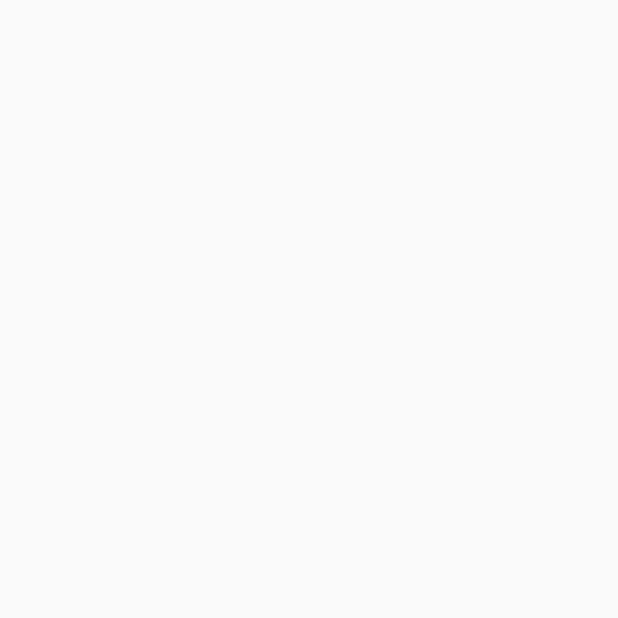
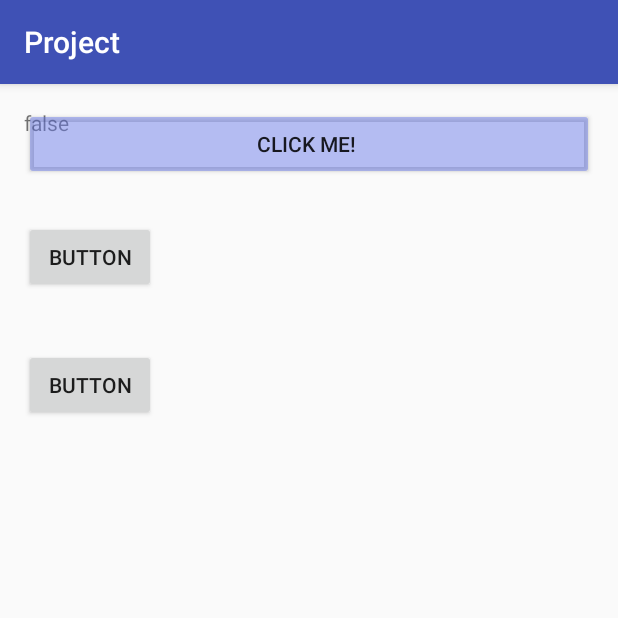
Before and after one commit to paulinaberger/Jan23Sample, an Android app: the screen it shows after launch (MainActivity), on a phone screen of 412 x 824 dp, the top half of it. Before the commit the part shown is empty. Run offline under Robolectric (Android 15) with nearby library versions, the phone set to English and light mode, and no system bars.

Commit message:
Commiting changes that we're doing - adding first activity from scratch

```diff
--- a/app/build.gradle
+++ b/app/build.gradle
@@ -26,4 +26,5 @@ dependencies {
     })
     compile 'com.android.support:appcompat-v7:25.1.0'
     testCompile 'junit:junit:4.12'
+    compile 'com.google.android.gms:play-services-appindexing:8.4.0'
 }
--- a/app/src/main/AndroidManifest.xml
+++ b/app/src/main/AndroidManifest.xml
@@ -18,7 +18,11 @@
 
         </activity>
         <activity android:name=".SecondActivity">
-        </activity>
+        </activity><!-- ATTENTION: This was auto-generated to add Google Play services to your project for
+     App Indexing.  See https://g.co/AppIndexing/AndroidStudio for more information. -->
+        <meta-data
+            android:name="com.google.android.gms.version"
+            android:value="@integer/google_play_services_version" />
     </application>
 
 </manifest>
--- a/app/src/main/java/org/mdsd2016/android/newproject/MainActivity.java
+++ b/app/src/main/java/org/mdsd2016/android/newproject/MainActivity.java
@@ -1,19 +1,159 @@
 package org.mdsd2016.android.newproject;
 
 import android.app.Activity;
+import android.content.Intent;
+import android.icu.text.LocaleDisplayNames;
+import android.net.Uri;
 import android.os.PersistableBundle;
 import android.support.v7.app.AppCompatActivity;
 import android.os.Bundle;
+import android.util.Log;
+import android.view.View;
+import android.widget.Button;
+import android.widget.EditText;
+import android.widget.Toast;
 
+import com.google.android.gms.appindexing.Action;
+import com.google.android.gms.appindexing.AppIndex;
+import com.google.android.gms.appindexing.Thing;
+import com.google.android.gms.common.api.GoogleApiClient;
+
+/**
+ * Created by paulinaberger on 2017-01-23.
+ */
+
+public class MainActivity extends AppCompatActivity implements View.OnClickListener {
+
+    private static final String TAG = MainActivity.class.getSimpleName();
     /**
-     * Created by paulinaberger on 2017-01-23.
+     * ATTENTION: This was auto-generated to implement the App Indexing API.
+     * See https://g.co/AppIndexing/AndroidStudio for more information.
      */
+    //private static final String TAG ="My MainActivity is running";
 
-    public class MainActivity extends Activity {
-        @Override
-        public void onCreate(Bundle savedInstanceState, PersistableBundle persistentState) {
-            super.onCreate(savedInstanceState, persistentState);
 
-            setContentView(R.layout.activity_main2);
+    @Override
+    protected void onCreate(Bundle savedInstanceState) {
+        super.onCreate(savedInstanceState);
+
+        setContentView(R.layout.activity_main);
+
+//       Button btnStartActivity = (Button) findViewById(R.id.btn_main_activity_start_activity);
+//       btnStartActivity.setOnClickListener();
+
+        Button btnStartActivity = (Button) findViewById(R.id.btn_main_activity_start_activity);
+        btnStartActivity.setOnClickListener(this);
+//            @Override
+//            public void onClick(View v) {
+//                 Log.d(MainActivity.TAG, "A POTATO JUST EXPLODED");
+//            }
+//        });
+
+
+        Button btnStartActivity2 = (Button) findViewById(R.id.BUTTON2);
+        btnStartActivity2.setOnClickListener(this);
+//            @Override
+//            public void onClick(View v) {
+//                final int d = Log.d(MainActivity.TAG, "BUTTON 2 HAS BEEN CLICKED");
+//
+//                Intent intent = new Intent(getApplicationContext(), SecondActivity.class);
+//                startActivity(intent);
+//            }
+//        });
+
+
+//        Button btnStartActivity3 = (Button) findViewById(R.id.BUTTON3);
+//        btnStartActivity3.setOnClickListener(new View.OnClickListener() {
+//            @Override
+//            public void onClick(View v) {
+//                Log.d(MainActivity.TAG, "Third button has been clicked");
+//
+//                Intent intent2 = new Intent(getApplicationContext(), ThirdActivity.class);
+//                startActivity(intent2);
+//
+//
+//            }
+//        });
+
+        Toast.makeText(this, "onCreate", Toast.LENGTH_SHORT).show();
+        Log.d(MainActivity.TAG, "In-onCreate()");
+
+    }
+
+
+    @Override
+    protected void onStart() {
+        super.onStart();// ATTENTION: This was auto-generated to implement the App Indexing API.
+    }
+
+    @Override
+    protected void onResume() {
+        super.onResume();
+        Toast.makeText(this, "onResume", Toast.LENGTH_SHORT).show();
+        Log.d(MainActivity.TAG, "In-onResume()");
+
+
+    }
+
+    @Override
+    protected void onPause() {
+        super.onPause();
+        Toast.makeText(this, "onPause", Toast.LENGTH_SHORT).show();
+
+    }
+
+    @Override
+    protected void onDestroy() {
+        super.onDestroy();
+        Toast.makeText(this, "onDestroy", Toast.LENGTH_SHORT).show();
+
+    }
+
+    @Override
+    protected void onStop() {
+        super.onStop();// ATTENTION: This was auto-generated to implement the App Indexing API.
+// See https://g.co/AppIndexing/AndroidStudio for more information.
+    }
+
+    @Override
+    protected void onRestart() {
+        super.onRestart();
+        Toast.makeText(this, "onRestart", Toast.LENGTH_SHORT).show();
+
+    }
+
+    public void startSecondActivity(View View) {
+        Intent activityIntent = new Intent(this, SecondActivity.class);
+
+        startActivity(activityIntent);
+
+    }
+
+    @Override
+    public void onClick(View whichView) {
+        if (whichView.getId() == R.id.btn_main_activity_start_activity) {
+            startSecondActivity(whichView);
+            Log.e("OnClickClass", "Button 1 Clicked");
+
+        } else if (whichView.getId() == R.id.BUTTON2) {
+            Log.e("OnClickClass", "Button 2 Clicked");
+
+            Intent intent = new Intent(this, SecondActivity.class);
+  //        startActivity(intent);
+            startActivityForResult(intent, 0);
+
         }
     }
+
+    @Override
+    protected  void onActivityResult(int requestCode, int resultCode, Intent data){
+        super.onActivityResult(requestCode, resultCode, data);
+
+        Log.w(MainActivity.TAG, "In-OnActivityResult");
+
+        if(requestCode == 0 && resultCode == 55){
+            String returnData = data.getStringExtra("my data");
+            Log.e(MainActivity.TAG, "return String" + returnData);
+        }
+    }
+}
--- a/app/src/main/res/layout/activity_main.xml
+++ b/app/src/main/res/layout/activity_main.xml
@@ -11,7 +11,44 @@
     tools:context="org.mdsd2016.android.newproject.MainActivity">
 
     <TextView
+        android:text="@+id/tv_info_main_activity"
         android:layout_width="wrap_content"
         android:layout_height="wrap_content"
-        android:text="Hello World!" />
+        tools:text="TEXT" />
+
+    <Button
+        android:id="@+id/btn_main_activity_start_activity"
+        android:layout_width="wrap_content"
+        android:layout_height="wrap_content"
+        android:text="CLICK ME! "
+        android:elevation="0dp"
+        android:layout_alignParentTop="true"
+        android:layout_alignParentLeft="true"
+        android:layout_alignParentStart="true"
+        android:layout_alignParentRight="true"
+        android:layout_alignParentEnd="true"
+        android:backgroundTint="@color/colorPrimaryDark"
+        android:onClick="startSecondActivity (MainActivity)" />
+
+    <Button
+        android:text="Button"
+        android:layout_width="wrap_content"
+        android:layout_height="wrap_content"
+        android:layout_below="@+id/btn_main_activity_start_activity"
+        android:layout_alignParentLeft="true"
+        android:layout_alignParentStart="true"
+        android:layout_marginTop="27dp"
+        android:id="@+id/BUTTON2"/>
+
+    <Button
+        android:text="Button"
+        android:layout_width="wrap_content"
+        android:layout_height="wrap_content"
+        android:layout_below="@+id/BUTTON2"
+        android:layout_alignRight="@+id/BUTTON2"
+        android:layout_alignEnd="@+id/BUTTON2"
+        android:layout_marginTop="37dp"
+        android:id="@+id/BUTTON3"/>
+
+    <!--android:onClick="startSecondActivity"/>-->
 </RelativeLayout>
--- a/app/src/main/res/layout/activity_main2.xml
+++ b/app/src/main/res/layout/activity_third.xml
@@ -1,7 +1,6 @@
 <?xml version="1.0" encoding="utf-8"?>
 <LinearLayout xmlns:android="http://schemas.android.com/apk/res/android"
-    android:orientation="vertical"
-    android:layout_width="match_parent"
+    android:orientation="vertical" android:layout_width="match_parent"
     android:layout_height="match_parent">
 
 </LinearLayout>
--- a/app/src/main/res/values/colors.xml
+++ b/app/src/main/res/values/colors.xml
@@ -1,6 +1,6 @@
 <?xml version="1.0" encoding="utf-8"?>
 <resources>
     <color name="colorPrimary">#3F51B5</color>
-    <color name="colorPrimaryDark">#303F9F</color>
+    <color name="colorPrimaryDark">#766173e8</color>
     <color name="colorAccent">#FF4081</color>
 </resources>
--- a/app/src/main/res/values/strings.xml
+++ b/app/src/main/res/values/strings.xml
@@ -1,3 +1,3 @@
 <resources>
-    <string name="app_name">New Project</string>
+    <string name="app_name">Project</string>
 </resources>
```
Also changed, not shown: app/src/main/java/org/mdsd2016/android/newproject/OnClickClass.java (added, +24 -0 lines), app/src/main/java/org/mdsd2016/android/newproject/SecondActivity.java (added, +103 -0 lines), app/src/main/java/org/mdsd2016/android/newproject/ThirdActivity.java (added, +14 -0 lines), app/src/main/res/layout/activity_second.xml (added, +20 -0 lines).
